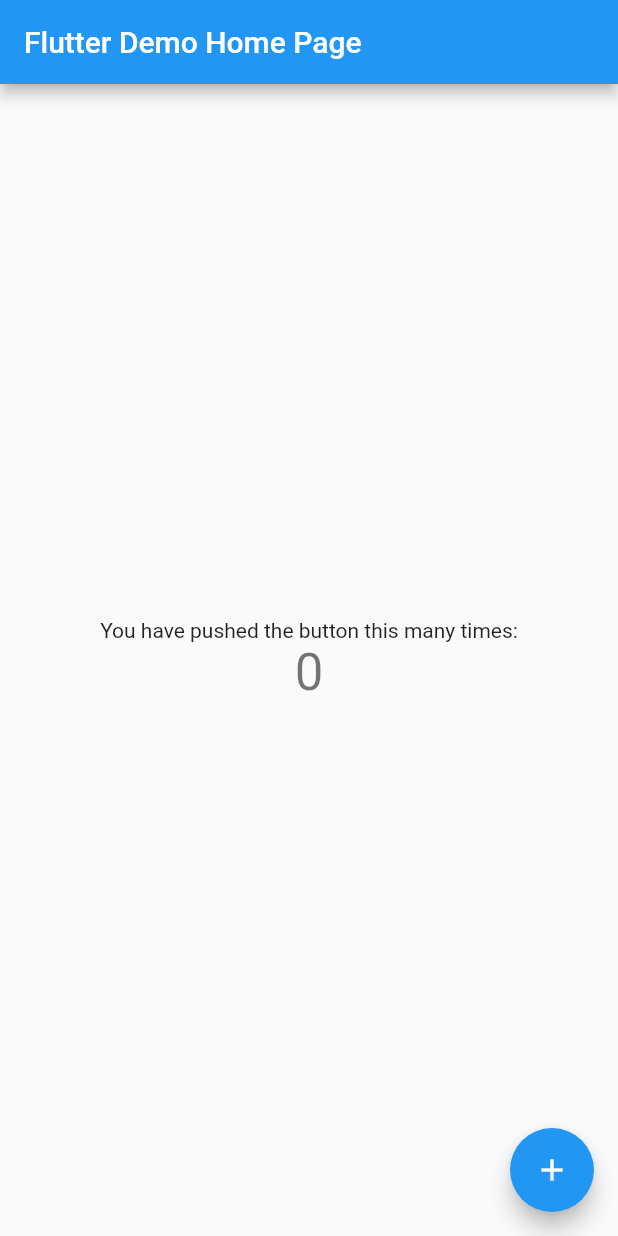
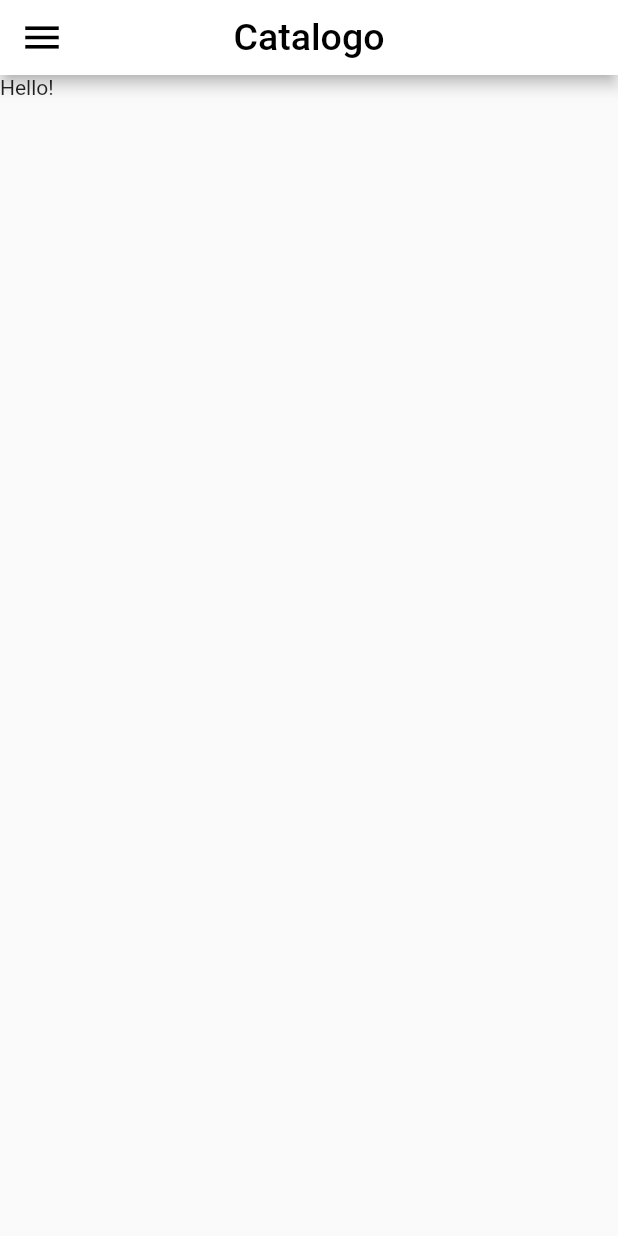
Before and after one commit to mateoglzc/DIF, a Flutter app: the screen it shows after launch, on a phone screen of 412 x 824 dp. Run offline on Flutter 3.47's test engine with Material 2 defaults, Android fonts, the phone set to English and light mode, and no system bars.

Commit message:
Starting Point

```diff
--- a/lib/main.dart
+++ b/lib/main.dart
@@ -1,113 +1,40 @@
 import 'package:flutter/material.dart';
 
 void main() {
-  runApp(MyApp());
+  runApp(DIFApp());
 }
 
-class MyApp extends StatelessWidget {
-  // This widget is the root of your application.
+// Create App
+class DIFApp extends StatelessWidget {
   @override
   Widget build(BuildContext context) {
-    return MaterialApp(
-      title: 'Flutter Demo',
-      theme: ThemeData(
-        // This is the theme of your application.
-        //
-        // Try running your application with "flutter run". You'll see the
-        // application has a blue toolbar. Then, without quitting the app, try
-        // changing the primarySwatch below to Colors.green and then invoke
-        // "hot reload" (press "r" in the console where you ran "flutter run",
-        // or simply save your changes to "hot reload" in a Flutter IDE).
-        // Notice that the counter didn't reset back to zero; the application
-        // is not restarted.
-        primarySwatch: Colors.blue,
-      ),
-      home: MyHomePage(title: 'Flutter Demo Home Page'),
+    return new MaterialApp(
+      home: new CatalogPage(),
     );
   }
 }
 
-class MyHomePage extends StatefulWidget {
-  MyHomePage({Key? key, required this.title}) : super(key: key);
-
-  // This widget is the home page of your application. It is stateful, meaning
-  // that it has a State object (defined below) that contains fields that affect
-  // how it looks.
-
-  // This class is the configuration for the state. It holds the values (in this
-  // case the title) provided by the parent (in this case the App widget) and
-  // used by the build method of the State. Fields in a Widget subclass are
-  // always marked "final".
-
-  final String title;
-
-  @override
-  _MyHomePageState createState() => _MyHomePageState();
-}
-
-class _MyHomePageState extends State<MyHomePage> {
-  int _counter = 0;
-
-  void _incrementCounter() {
-    setState(() {
-      // This call to setState tells the Flutter framework that something has
-      // changed in this State, which causes it to rerun the build method below
-      // so that the display can reflect the updated values. If we changed
-      // _counter without calling setState(), then the build method would not be
-      // called again, and so nothing would appear to happen.
-      _counter++;
-    });
-  }
-
+class CatalogPage extends StatelessWidget {
   @override
   Widget build(BuildContext context) {
-    // This method is rerun every time setState is called, for instance as done
-    // by the _incrementCounter method above.
-    //
-    // The Flutter framework has been optimized to make rerunning build methods
-    // fast, so that you can just rebuild anything that needs updating rather
-    // than having to individually change instances of widgets.
-    return Scaffold(
-      appBar: AppBar(
-        // Here we take the value from the MyHomePage object that was created by
-        // the App.build method, and use it to set our appbar title.
-        title: Text(widget.title),
-      ),
-      body: Center(
-        // Center is a layout widget. It takes a single child and positions it
-        // in the middle of the parent.
-        child: Column(
-          // Column is also a layout widget. It takes a list of children and
-          // arranges them vertically. By default, it sizes itself to fit its
-          // children horizontally, and tries to be as tall as its parent.
-          //
-          // Invoke "debug painting" (press "p" in the console, choose the
-          // "Toggle Debug Paint" action from the Flutter Inspector in Android
-          // Studio, or the "Toggle Debug Paint" command in Visual Studio Code)
-          // to see the wireframe for each widget.
-          //
-          // Column has various properties to control how it sizes itself and
-          // how it positions its children. Here we use mainAxisAlignment to
-          // center the children vertically; the main axis here is the vertical
-          // axis because Columns are vertical (the cross axis would be
-          // horizontal).
-          mainAxisAlignment: MainAxisAlignment.center,
-          children: <Widget>[
-            Text(
-              'You have pushed the button this many times:',
-            ),
-            Text(
-              '$_counter',
-              style: Theme.of(context).textTheme.headline4,
-            ),
-          ],
+    return new Scaffold(
+      appBar: PreferredSize(
+        preferredSize: Size.fromHeight(50),
+        child: new AppBar(
+          title: new Text(
+            "Catalogo",
+            style: TextStyle(fontSize: 25, color: Colors.black),
+          ),
+          centerTitle: true,
+          backgroundColor: Colors.white,
+          leading: Icon(
+            Icons.menu,
+            color: Colors.black,
+            size: 30,
+          ),
         ),
       ),
-      floatingActionButton: FloatingActionButton(
-        onPressed: _incrementCounter,
-        tooltip: 'Increment',
-        child: Icon(Icons.add),
-      ), // This trailing comma makes auto-formatting nicer for build methods.
+      body: new Text("Hello!"),
     );
   }
 }
```
Also changed, not shown: 1 other file.
